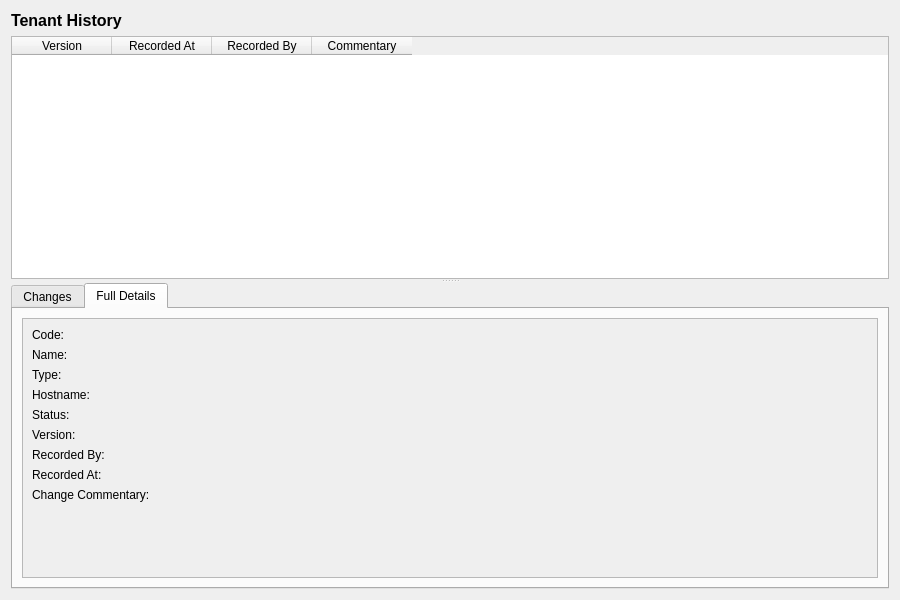
This is projects/ores.qt/ui/TenantHistoryDialog.ui in OreStudio/OreStudio as Qt 5 draws it before an edit. The edited form follows.
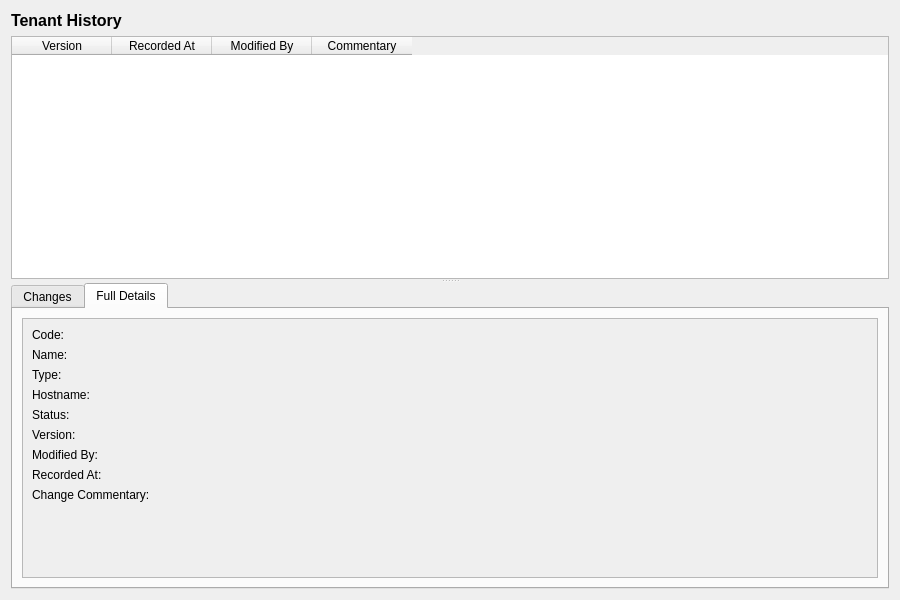
This is the edited form. The open tabs and pages were chosen to show the change.

Commit message: [protocol] Fix audit trail metadata: rename recorded_by, remove from wire format

The edit to the form file:
```diff
--- a/projects/ores.qt/ui/TenantHistoryDialog.ui
+++ b/projects/ores.qt/ui/TenantHistoryDialog.ui
@@ -63,7 +63,7 @@
       </column>
       <column>
        <property name="text">
-        <string>Recorded By</string>
+        <string>Modified By</string>
        </property>
       </column>
       <column>
@@ -236,7 +236,7 @@
                <item row="6" column="0">
                 <widget class="QLabel" name="recordedByLabel">
                  <property name="text">
-                  <string>Recorded By:</string>
+                  <string>Modified By:</string>
                  </property>
                 </widget>
                </item>
```
Left out of the diff: 4 changed lines with no effect on the pictures. The commit also changes 473 other files.
